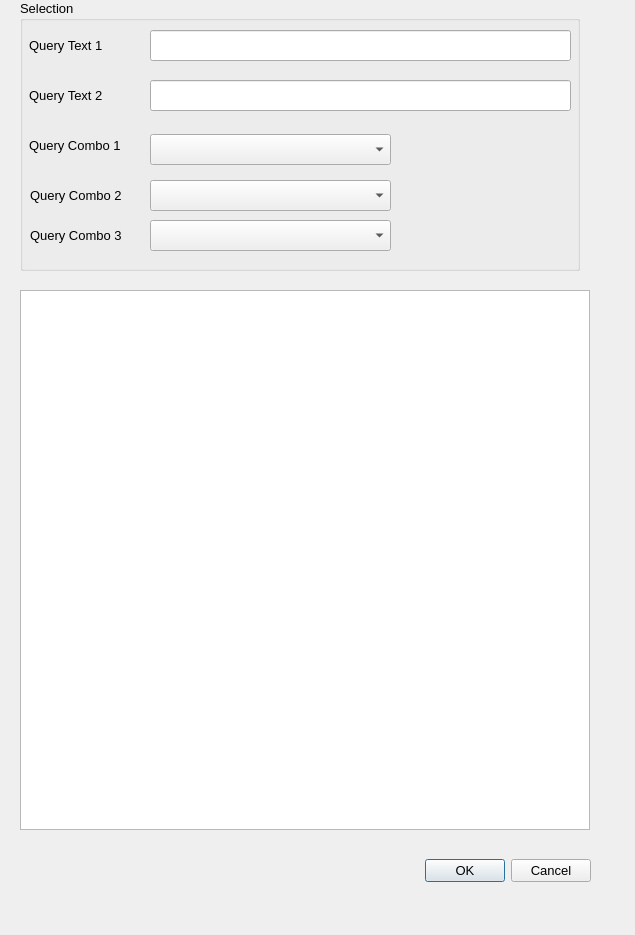
Qt form queryForm.ui (tenorr/CaveAVin) before a commit.
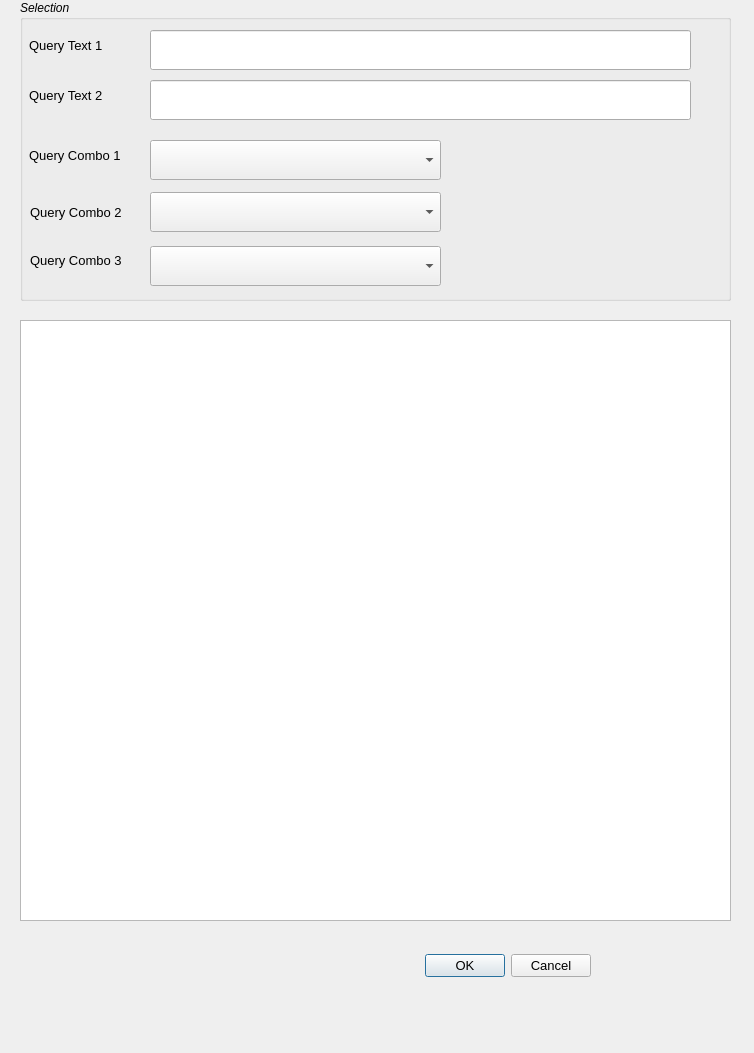
The same form after that commit.

Patch:
```diff
--- a/queryForm.ui
+++ b/queryForm.ui
@@ -6,8 +6,8 @@
    <rect>
     <x>0</x>
     <y>0</y>
-    <width>635</width>
-    <height>935</height>
+    <width>754</width>
+    <height>1053</height>
    </rect>
   </property>
   <property name="font">
@@ -22,9 +22,9 @@
    <property name="geometry">
     <rect>
      <x>20</x>
-     <y>290</y>
-     <width>570</width>
-     <height>540</height>
+     <y>320</y>
+     <width>711</width>
+     <height>601</height>
     </rect>
    </property>
   </widget>
@@ -32,9 +32,9 @@
    <property name="geometry">
     <rect>
      <x>230</x>
-     <y>850</y>
+     <y>940</y>
      <width>361</width>
-     <height>41</height>
+     <height>51</height>
     </rect>
    </property>
    <property name="standardButtons">
@@ -46,10 +46,16 @@
     <rect>
      <x>20</x>
      <y>0</y>
-     <width>560</width>
-     <height>271</height>
+     <width>711</width>
+     <height>301</height>
     </rect>
    </property>
+   <property name="font">
+    <font>
+     <pointsize>9</pointsize>
+     <italic>true</italic>
+    </font>
+   </property>
    <property name="title">
     <string>Selection</string>
    </property>
@@ -58,10 +64,16 @@
      <rect>
       <x>130</x>
       <y>30</y>
-      <width>421</width>
-      <height>31</height>
+      <width>541</width>
+      <height>40</height>
      </rect>
     </property>
+    <property name="font">
+     <font>
+      <pointsize>10</pointsize>
+      <italic>false</italic>
+     </font>
+    </property>
    </widget>
    <widget class="QLabel" name="queryLabel">
     <property name="geometry">
@@ -72,6 +84,12 @@
       <height>31</height>
      </rect>
     </property>
+    <property name="font">
+     <font>
+      <pointsize>10</pointsize>
+      <italic>false</italic>
+     </font>
+    </property>
     <property name="text">
      <string>Query Text 1</string>
     </property>
@@ -85,6 +103,12 @@
       <height>31</height>
      </rect>
     </property>
+    <property name="font">
+     <font>
+      <pointsize>10</pointsize>
+      <italic>false</italic>
+     </font>
+    </property>
     <property name="text">
      <string>Query Text 2</string>
     </property>
@@ -93,11 +117,17 @@
     <property name="geometry">
      <rect>
       <x>9</x>
-      <y>130</y>
+      <y>140</y>
       <width>91</width>
       <height>31</height>
      </rect>
     </property>
+    <property name="font">
+     <font>
+      <pointsize>10</pointsize>
+      <italic>false</italic>
+     </font>
+    </property>
     <property name="text">
      <string>Query Combo 1</string>
     </property>
@@ -107,30 +137,48 @@
      <rect>
       <x>130</x>
       <y>80</y>
-      <width>421</width>
-      <height>31</height>
+      <width>541</width>
+      <height>40</height>
      </rect>
     </property>
+    <property name="font">
+     <font>
+      <pointsize>10</pointsize>
+      <italic>false</italic>
+     </font>
+    </property>
    </widget>
    <widget class="QComboBox" name="queryComboBox">
     <property name="geometry">
      <rect>
       <x>130</x>
-      <y>134</y>
-      <width>241</width>
-      <height>31</height>
+      <y>140</y>
+      <width>291</width>
+      <height>40</height>
      </rect>
     </property>
+    <property name="font">
+     <font>
+      <pointsize>10</pointsize>
+      <italic>false</italic>
+     </font>
+    </property>
    </widget>
    <widget class="QLabel" name="queryComboLabel2">
     <property name="geometry">
      <rect>
       <x>10</x>
-      <y>180</y>
+      <y>192</y>
       <width>91</width>
-      <height>31</height>
+      <height>41</height>
      </rect>
     </property>
+    <property name="font">
+     <font>
+      <pointsize>10</pointsize>
+      <italic>false</italic>
+     </font>
+    </property>
     <property name="text">
      <string>Query Combo 2</string>
     </property>
@@ -139,11 +187,17 @@
     <property name="geometry">
      <rect>
       <x>10</x>
-      <y>220</y>
+      <y>245</y>
       <width>91</width>
       <height>31</height>
      </rect>
     </property>
+    <property name="font">
+     <font>
+      <pointsize>10</pointsize>
+      <italic>false</italic>
+     </font>
+    </property>
     <property name="text">
      <string>Query Combo 3</string>
     </property>
@@ -152,21 +206,33 @@
     <property name="geometry">
      <rect>
       <x>130</x>
-      <y>180</y>
-      <width>241</width>
-      <height>31</height>
+      <y>192</y>
+      <width>291</width>
+      <height>40</height>
      </rect>
     </property>
+    <property name="font">
+     <font>
+      <pointsize>10</pointsize>
+      <italic>false</italic>
+     </font>
+    </property>
    </widget>
    <widget class="QComboBox" name="queryComboBox3">
     <property name="geometry">
      <rect>
       <x>130</x>
-      <y>220</y>
-      <width>241</width>
-      <height>31</height>
+      <y>246</y>
+      <width>291</width>
+      <height>40</height>
      </rect>
     </property>
+    <property name="font">
+     <font>
+      <pointsize>10</pointsize>
+      <italic>false</italic>
+     </font>
+    </property>
    </widget>
   </widget>
  </widget>
```
